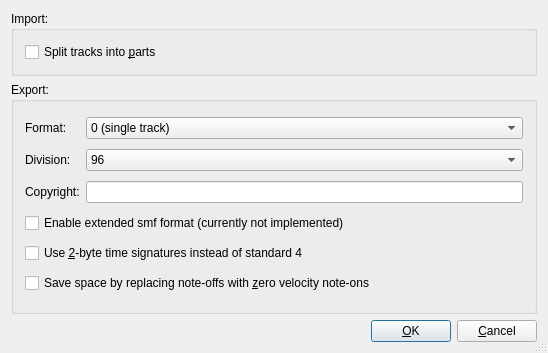
First picture: the form in muse2/muse/widgets/configmidifilebase.ui, repository emrum/muse, before the edit.
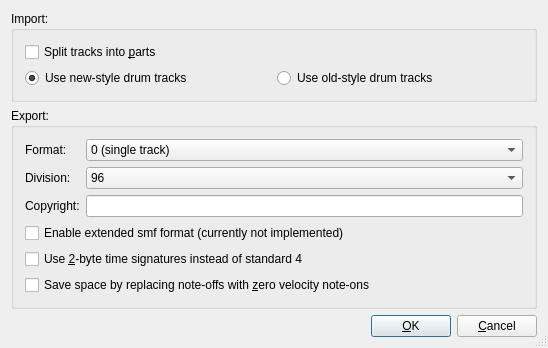
Second picture: the form after the edit.

Patch:
```diff
--- a/muse2/muse/widgets/configmidifilebase.ui
+++ b/muse2/muse/widgets/configmidifilebase.ui
@@ -10,7 +10,7 @@
         <x>0</x>
         <y>0</y>
         <width>548</width>
-        <height>353</height>
+    <height>346</height>
       </rect>
     </property>
     <property name="windowTitle">
@@ -23,9 +23,7 @@
       <item>
         <widget class="QGroupBox" name="midiImportGroupBox">
           <property name="sizePolicy">
-            <sizepolicy>
-              <hsizetype>5</hsizetype>
-              <vsizetype>1</vsizetype>
+      <sizepolicy hsizetype="Preferred" vsizetype="Minimum">
               <horstretch>0</horstretch>
               <verstretch>0</verstretch>
             </sizepolicy>
@@ -33,8 +31,8 @@
           <property name="title">
             <string>Import:</string>
           </property>
-          <layout class="QGridLayout">
-            <item row="0" column="0">
+     <layout class="QVBoxLayout" name="verticalLayout">
+      <item>
               <widget class="QCheckBox" name="splitPartsCheckBox">
                 <property name="text">
                   <string>Split tracks into &amp;parts</string>
@@ -42,10 +40,28 @@
                 <property name="shortcut">
                   <string>Alt+P</string>
                 </property>
-                <property name="toolTip" stdset="0">
-                  <string>Split tracks into parts, or one single part</string>
-                </property>
-              </widget>
+       </widget>
+      </item>
+      <item>
+       <layout class="QHBoxLayout" name="horizontalLayout">
+        <item>
+         <widget class="QRadioButton" name="newDrumsCheckbox">
+          <property name="text">
+           <string>Use new-style drum tracks</string>
+          </property>
+          <property name="checked">
+           <bool>true</bool>
+          </property>
+         </widget>
+        </item>
+        <item>
+         <widget class="QRadioButton" name="oldDrumsCheckbox">
+          <property name="text">
+           <string>Use old-style drum tracks</string>
+          </property>
+         </widget>
+        </item>
+       </layout>
             </item>
           </layout>
         </widget>
@@ -53,9 +69,7 @@
       <item>
         <widget class="QGroupBox" name="midiExportGroupBox">
           <property name="sizePolicy">
-            <sizepolicy>
-              <hsizetype>5</hsizetype>
-              <vsizetype>7</vsizetype>
+      <sizepolicy hsizetype="Preferred" vsizetype="Expanding">
               <horstretch>0</horstretch>
               <verstretch>0</verstretch>
             </sizepolicy>
@@ -86,7 +100,7 @@
                 </item>
               </widget>
             </item>
-            <item row="3" column="0" rowspan="1" colspan="2">
+      <item row="3" column="0" colspan="2">
               <widget class="QCheckBox" name="extendedFormat">
                 <property name="enabled">
                   <bool>true</bool>
@@ -96,7 +110,7 @@
                 </property>
               </widget>
             </item>
-            <item row="4" column="0" rowspan="1" colspan="2">
+      <item row="4" column="0" colspan="2">
               <widget class="QCheckBox" name="twoByteTimeSigs">
                 <property name="text">
                   <string>Use &amp;2-byte time signatures instead of standard 4</string>
@@ -136,7 +150,7 @@
                 </property>
               </widget>
             </item>
-            <item row="5" column="0" rowspan="1" colspan="2">
+      <item row="5" column="0" colspan="2">
               <widget class="QCheckBox" name="optNoteOffs">
                 <property name="text">
                   <string>Save space by replacing note-offs with &amp;zero velocity note-ons</string>
@@ -165,12 +179,12 @@
       </item>
       <item>
         <layout class="QHBoxLayout">
-          <property name="margin">
-            <number>0</number>
-          </property>
           <property name="spacing">
             <number>6</number>
           </property>
+     <property name="margin">
+      <number>0</number>
+     </property>
           <item>
             <spacer name="Horizontal Spacing2">
               <property name="sizeHint">
```
Left out of the diff: 43 changed lines with no effect on the pictures. Lines whose indentation alone changed are shown as unchanged.
